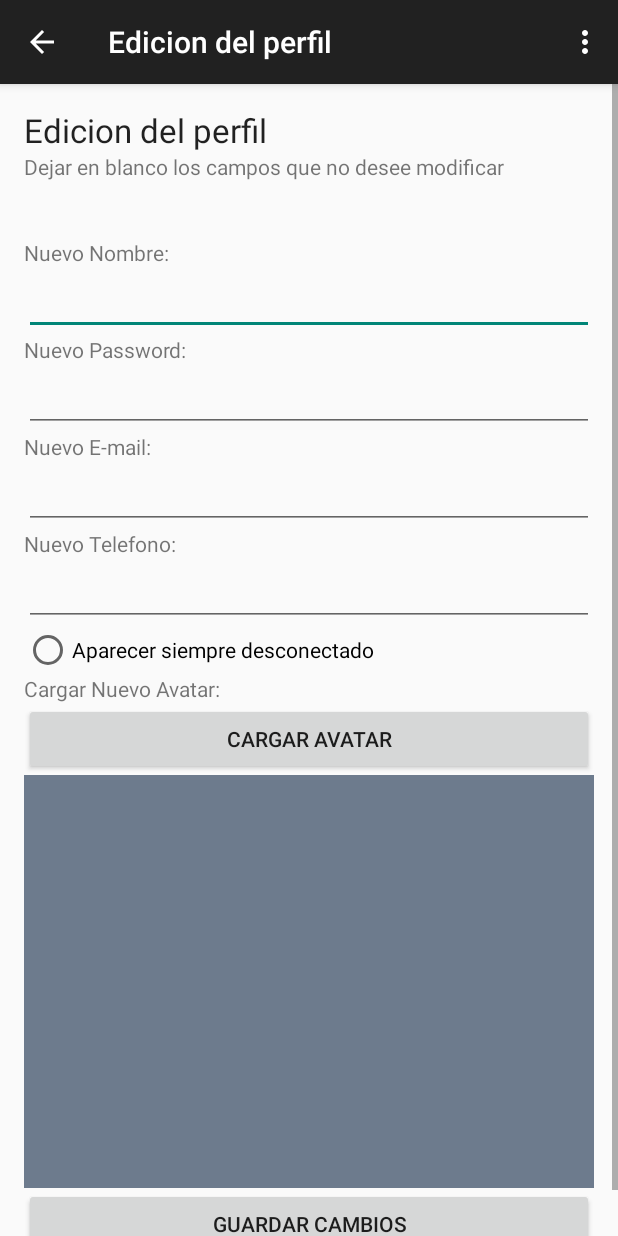
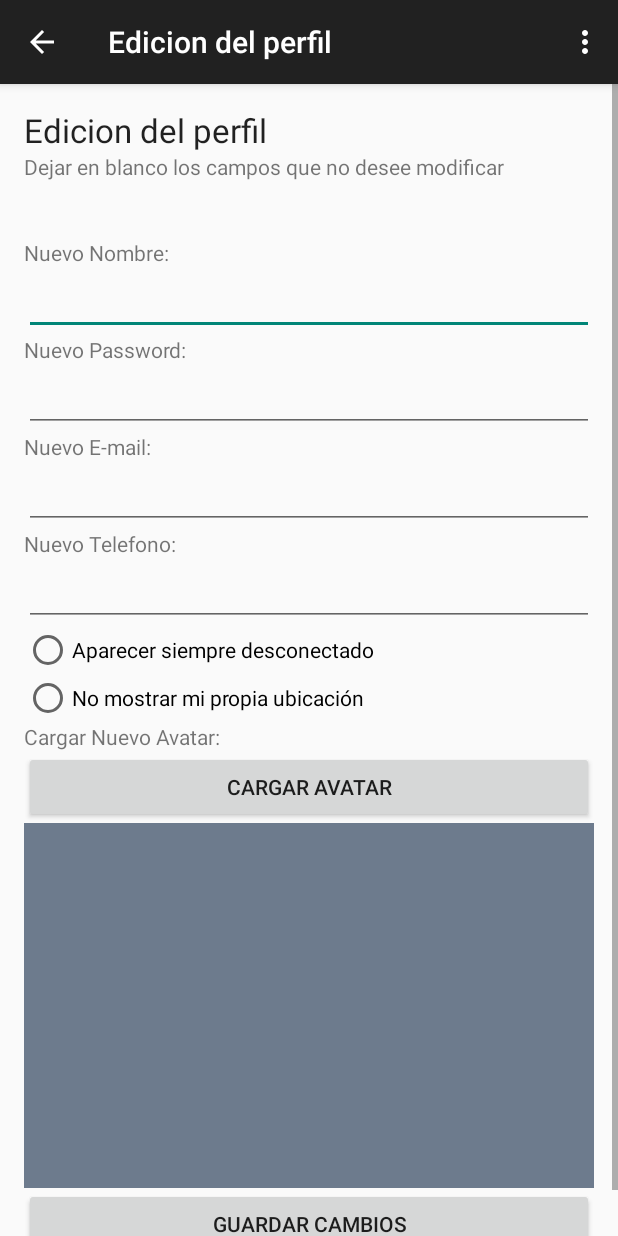
Before and after one commit to AguilaCudicio/tallerII, an Android app: the EditProfileActivity screen opened directly, with no data from a screen before it, on a phone screen of 412 x 824 dp. Run offline under Robolectric (Android 15) with nearby library versions, the phone set to English and light mode, and no system bars.

Commit message:
Agregados campos para permitir ocultar estado conectado y ubicación

```diff
--- a/cliente/MensajerO/app/src/main/res/layout/activity_edit_profile.xml
+++ b/cliente/MensajerO/app/src/main/res/layout/activity_edit_profile.xml
@@ -123,13 +123,23 @@
         android:layout_toRightOf="@+id/textViewMailPEd"
         android:layout_toEndOf="@+id/textViewMailPEd" />
 
+    <RadioButton
+        android:layout_width="wrap_content"
+        android:layout_height="wrap_content"
+        android:text="No mostrar mi propia ubicación"
+        android:id="@+id/radioButtonUbication"
+        android:layout_alignParentLeft="true"
+        android:layout_below="@+id/radioButtonStatus"
+        android:layout_toRightOf="@+id/textViewMailPEd"
+        android:layout_toEndOf="@+id/textViewMailPEd" />
+
     <TextView
         android:layout_width="wrap_content"
         android:layout_height="wrap_content"
         android:textAppearance="?android:attr/textAppearanceSmall"
         android:text="Cargar Nuevo Avatar:"
         android:id="@+id/textViewAvatar"
-        android:layout_below="@+id/radioButtonStatus"
+        android:layout_below="@+id/radioButtonUbication"
         android:layout_alignParentLeft="true"
         android:layout_alignParentStart="true" />
     <Button
```
